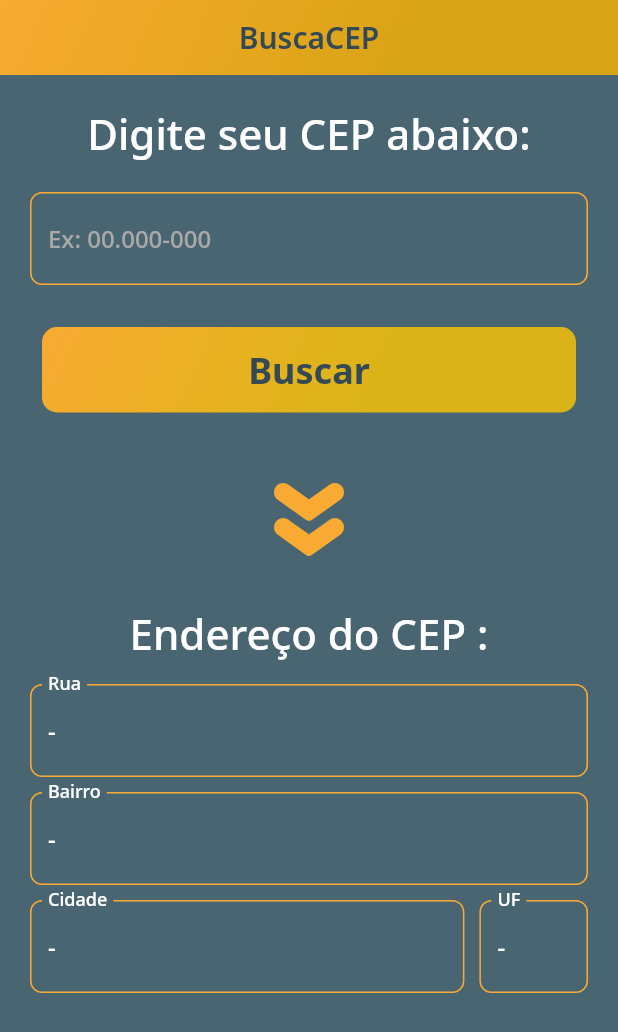
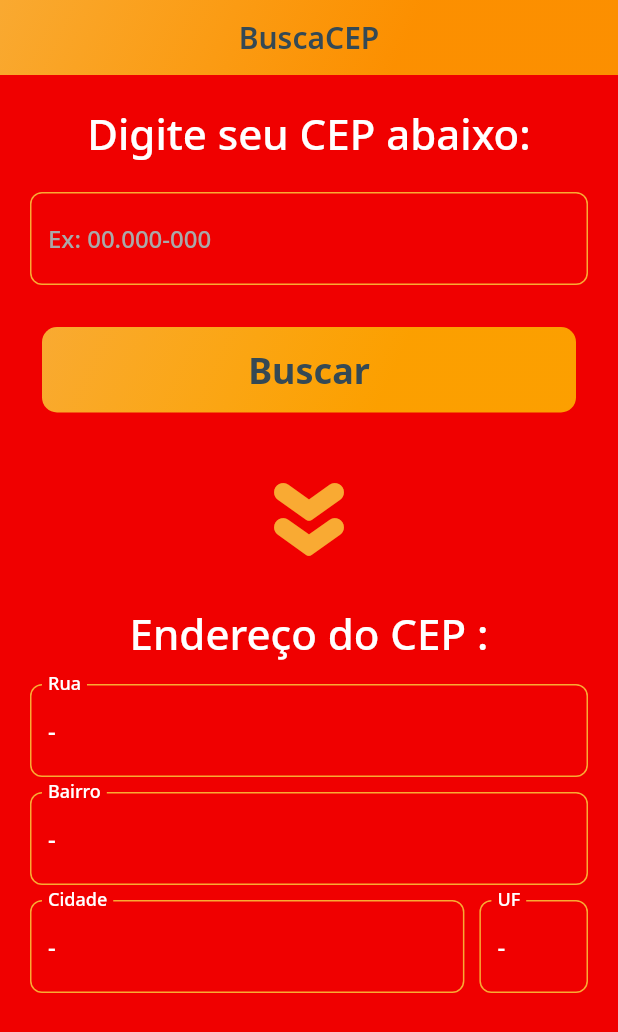
Before and after one commit to TalisTM/busca_cep, a Flutter app: the screen it shows after launch, on a phone screen of 412 x 824 dp. Shown: the top 1032 px of the screen. Run offline on Flutter 3.47's test engine with Material 2 defaults, Android fonts, the phone set to English and light mode, and no system bars; our stand-ins replace google_fonts, mask_text_input_formatter.

Commit message:
teste de build 5 - cor vermelha

```diff
--- a/lib/app/app_colors.dart
+++ b/lib/app/app_colors.dart
@@ -6,7 +6,7 @@ import 'package:flutter/material.dart';
 class AppColors {
 
   static final Color primary = Color(0xFFF9AA33);
-  static final Color secundary = Color(0xFF4A6572);
+  static final Color secundary = Color(0xFFF00000);
   static final Color darkGrey = Color(0xFF344955);
   static final Color lightGrey = Color(0xFFA9A9A9);
   static final Color lightYellow = Color(0xFFFFD700);
```
